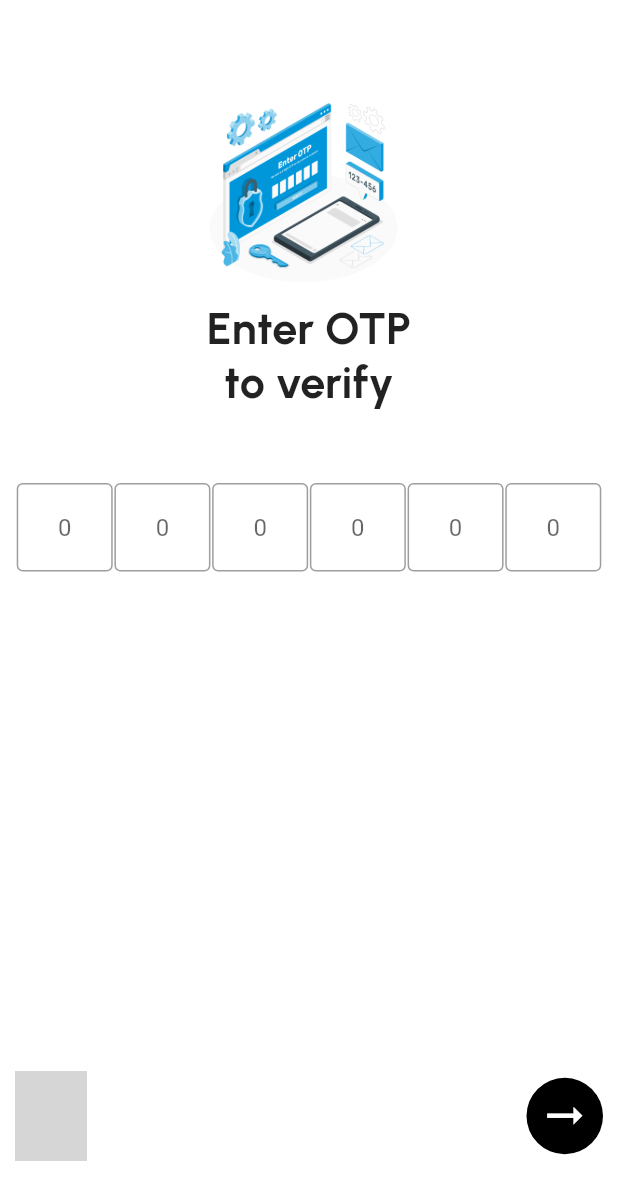
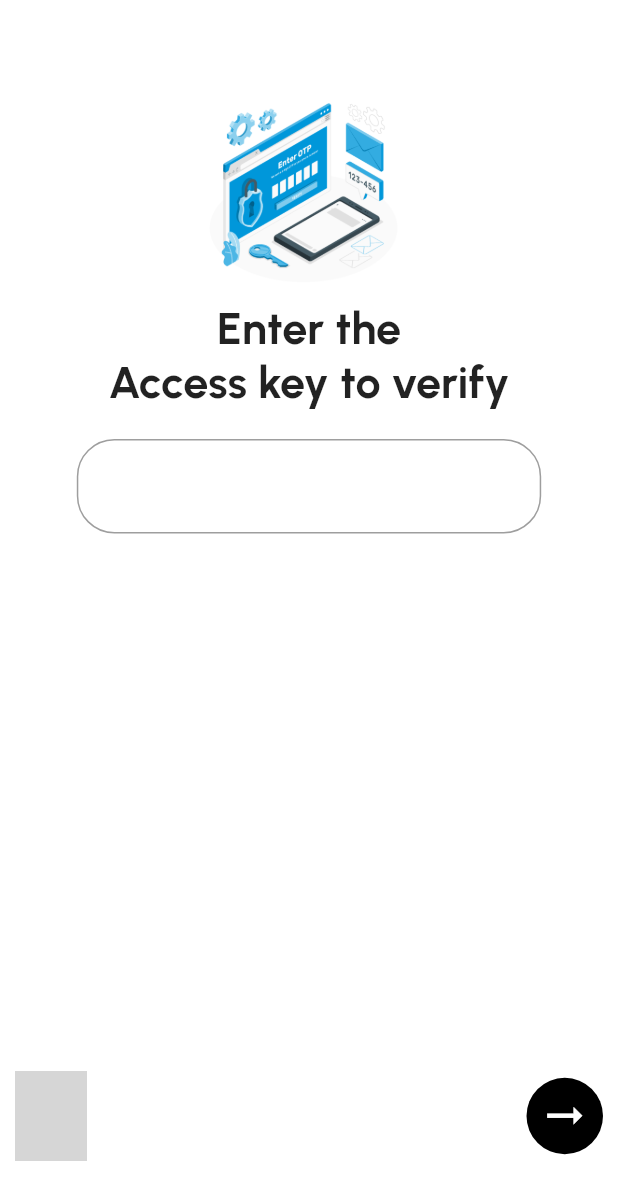
Before and after one commit to Indusian-Assist/hanuven, a Flutter app: the OTPScreen screen opened directly with empty values, after a tap on the "arrow right alt" icon, on a phone screen of 412 x 824 dp. Shown: the top 1200 px of the screen. Run offline on Flutter 3.47's test engine with Material 2 defaults, Android fonts, the phone set to English and light mode, and no system bars; our stand-ins replace carousel_slider, dots_indicator, flutter_spinkit, get, google_fonts, intl_phone_number_input and 5 more; missing offline and left inert: mobile_scanner, otp_timer_button, ua_client_hints; accounts and stored records are empty; network calls fail; project files that could hold a hidden picture were left out; grey boxes are pictures that could not be loaded.

Commit message:
Responsive bugs fixed

```diff
--- a/lib/Screens/ProfileScreen/profile_screen.dart
+++ b/lib/Screens/ProfileScreen/profile_screen.dart
@@ -12,7 +12,7 @@ class _ProfileScreenState extends State<ProfileScreen> {
   @override
   Widget build(BuildContext context) {
     return const Scaffold(
-      body: SafeArea(child: Body()),
+      body: Body(),
     );
   }
 }
--- a/lib/Screens/loginScreen/otp_screen.dart
+++ b/lib/Screens/loginScreen/otp_screen.dart
@@ -11,6 +11,7 @@ import 'package:hanuven/utils/constants/text_styles.dart';
 import 'package:otp_timer_button/otp_timer_button.dart';
 
 import '../../api/controller/login_logic.dart';
+import 'Componets/custom_otp_field.dart';
 
 class OTPScreen extends StatefulWidget {
   const OTPScreen({super.key, required this.number});
@@ -26,6 +27,7 @@ class _OTPScreenState extends State<OTPScreen> {
 
   @override
   Widget build(BuildContext context) {
+    Size size = MediaQuery.of(context).size;
     return Scaffold(
       body: Container(
         padding: const EdgeInsets.symmetric(vertical: 50, horizontal: 10),
@@ -40,67 +42,43 @@ class _OTPScreenState extends State<OTPScreen> {
                     height: 150,
                     width: 150),
                 Text(
-                  'Enter OTP \nto verify',
+                  'Enter the\nAccess key to verify',
                   style: kDefaultFontLogin,
                   textAlign: TextAlign.center,
                 ),
-                const SizedBox(
-                  height: 50,
+                SizedBox(
+                  height: size.height * 0.025,
                 ),
                 Form(
                     child: Center(
-                  child: Row(
-                    mainAxisAlignment: MainAxisAlignment.spaceEvenly,
-                    children: [
-                      CustomOTPField(
-                        onChanged: (value) {
-                          if (value.length == 1) {
-                            code = code + value;
-                            FocusScope.of(context).nextFocus();
-                          }
-                        },
+                  child: Padding(
+                    padding: EdgeInsets.symmetric(horizontal: size.width * 0.1),
+                    child: TextFormField(
+                      onChanged: (value) {
+                        if (value.length >= 6) {
+                          code = code + value;
+                          FocusScope.of(context).nextFocus();
+                        }
+                      },
+                      decoration: const InputDecoration(
+                        border: OutlineInputBorder(
+                          borderRadius: BorderRadius.all(
+                            Radius.circular(25),
+                          ),
+                        ),
                       ),
-                      CustomOTPField(
-                        onChanged: (value) {
-                          if (value.length == 1) {
-                            code = code + value;
-                            FocusScope.of(context).nextFocus();
-                          }
-                        },
+                      keyboardType: TextInputType.number,
+                      textAlign: TextAlign.center,
+                      style: const TextStyle(
+                        fontSize: 20,
+                        fontWeight: FontWeight.bold,
+                        letterSpacing: 10,
                       ),
-                      CustomOTPField(
-                        onChanged: (value) {
-                          if (value.length == 1) {
-                            code = code + value;
-                            FocusScope.of(context).nextFocus();
-                          }
-                        },
-                      ),
-                      CustomOTPField(
-                        onChanged: (value) {
-                          if (value.length == 1) {
-                            code = code + value;
-                            FocusScope.of(context).nextFocus();
-                          }
-                        },
-                      ),
-                      CustomOTPField(
-                        onChanged: (value) {
-                          if (value.length == 1) {
-                            code = code + value;
-                            FocusScope.of(context).nextFocus();
-                          }
-                        },
-                      ),
-                      CustomOTPField(
-                        onChanged: (value) {
-                          if (value.length == 1) {
-                            code = code + value;
-                            // AuthenticationRepository.instance.verifyOTP(context, code);
-                          }
-                        },
-                      ),
-                    ],
+                      inputFormatters: [
+                        LengthLimitingTextInputFormatter(6),
+                        FilteringTextInputFormatter.digitsOnly,
+                      ],
+                    ),
                   ),
                 )),
               ],
@@ -113,8 +91,8 @@ class _OTPScreenState extends State<OTPScreen> {
                   height: 60,
                   onPressed: () {},
                   text: const Text(
-                    'Resend OTP',
-                    style: TextStyle(fontSize: 20),
+                    'Still not received?\nTalk to Admin!',
+                    style: TextStyle(fontSize: 15, color: kDarkColor),
                   ),
                   buttonType: ButtonType.text_button,
                   backgroundColor: kButtonColor,
@@ -132,12 +110,15 @@ class _OTPScreenState extends State<OTPScreen> {
                           "Successfully Logged In",
                           const Color.fromARGB(149, 2, 109, 54));
                       Navigator.pushReplacementNamed(context, '/home');
+                    }else if(code == ''){
+                      DialogManager.customSnackBar(context,
+                          "Please clear field \n------- & -------- \nre-enter the Access Key Provided by the Admin", Colors.red);
                     } else {
+                      DialogManager.customSnackBar(context,
+                          await checkErrorMessage(response), Colors.red);
                       setState(() {
-                            code = '';
-                          });
-                      DialogManager.customSnackBar(
-                          context, await checkErrorMessage(response), Colors.red);
+                        code = '';
+                      });
                     }
                   },
                   child: Container(
@@ -162,32 +143,61 @@ class _OTPScreenState extends State<OTPScreen> {
       ),
     );
   }
-}
 
-class CustomOTPField extends StatelessWidget {
-  const CustomOTPField({
-    super.key,
-    required this.onChanged,
-  });
-  final Function(String)? onChanged;
-  @override
-  Widget build(BuildContext context) {
-    return SizedBox(
-      height: 68,
-      width: 64,
-      child: TextFormField(
-        onChanged: onChanged,
-
-        decoration:
-            const InputDecoration(hintText: "0", border: OutlineInputBorder()),
-        //style: Theme.of(context).textTheme.headline6,
-        keyboardType: TextInputType.number,
-        textAlign: TextAlign.center,
-        inputFormatters: [
-          LengthLimitingTextInputFormatter(1),
-          FilteringTextInputFormatter.digitsOnly,
-        ],
-      ),
+  Row customBoxFields(BuildContext context) {
+    return Row(
+      mainAxisAlignment: MainAxisAlignment.spaceEvenly,
+      children: [
+        CustomOTPField(
+          onChanged: (value) {
+            if (value.length == 1) {
+              code = code + value;
+              FocusScope.of(context).nextFocus();
+            } else {
+              FocusScope.of(context).previousFocus();
+            }
+          },
+        ),
+        CustomOTPField(
+          onChanged: (value) {
+            if (value.length == 1) {
+              code = code + value;
+              FocusScope.of(context).nextFocus();
+            }
+          },
+        ),
+        CustomOTPField(
+          onChanged: (value) {
+            if (value.length == 1) {
+              code = code + value;
+              FocusScope.of(context).nextFocus();
+            }
+          },
+        ),
+        CustomOTPField(
+          onChanged: (value) {
+            if (value.length == 1) {
+              code = code + value;
+              FocusScope.of(context).nextFocus();
+            }
+          },
+        ),
+        CustomOTPField(
+          onChanged: (value) {
+            if (value.length == 1) {
+              code = code + value;
+              FocusScope.of(context).nextFocus();
+            }
+          },
+        ),
+        CustomOTPField(
+          onChanged: (value) {
+            if (value.length == 1) {
+              code = code + value;
+            }
+          },
+        ),
+      ],
     );
   }
 }
--- a/lib/utils/constants/images_icons.dart
+++ b/lib/utils/constants/images_icons.dart
@@ -63,5 +63,5 @@ const String kProfileImageUrl = 'assets/images/profilepicture.jpg';
 const AssetImage kProfileImage = AssetImage(kProfileImageUrl);
 
 // This is the image forprofile screen background
-const String kProfilebgImageUrl = 'assets/images/profilebackground.jpg';
+const String kProfilebgImageUrl = 'assets/images/profilebackground.png';
 const AssetImage kProfileBgImage = AssetImage(kProfilebgImageUrl);
```
Also changed, not shown: lib/Screens/Home/components/body.dart (+12 -8 lines), lib/Screens/Home/components/components.dart (+14 -18 lines), lib/Screens/Home/components/products.dart (+2 -7 lines), lib/Screens/ProfileScreen/Components/body.dart (+5 -3 lines), lib/Screens/ProfileScreen/Components/edit_profile.dart (+7 -4 lines), lib/Screens/loginScreen/Componets/custom_otp_field.dart (added, +31 -0 lines), assets/images/profilebackground 2.jpg (deleted), assets/images/profilebackground.png (added), 5 other files.
